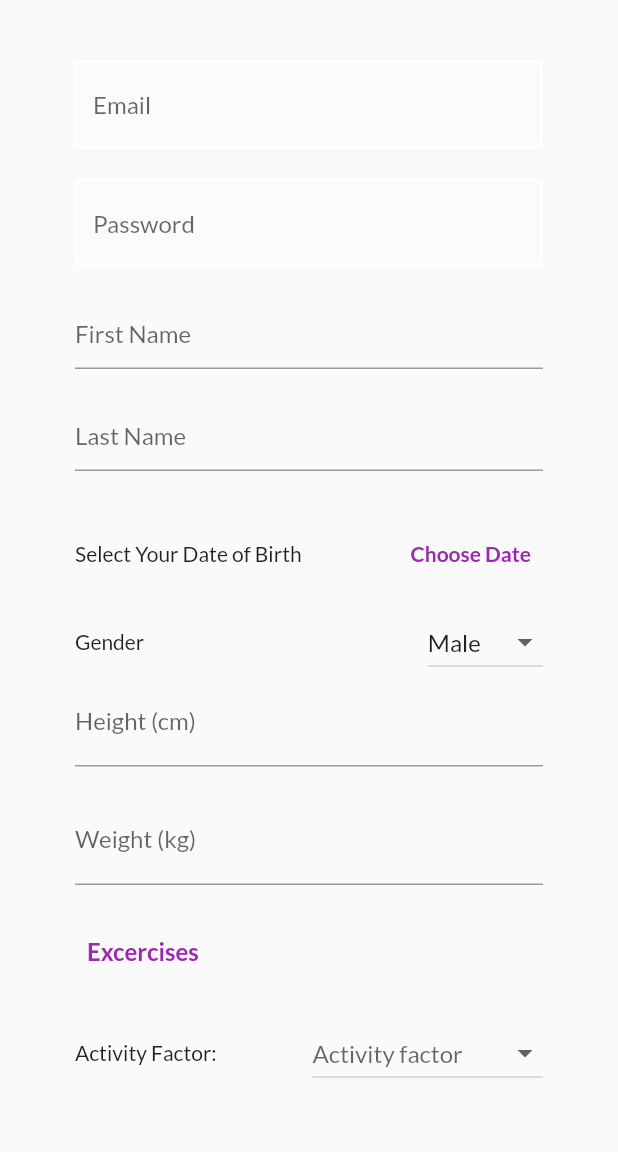
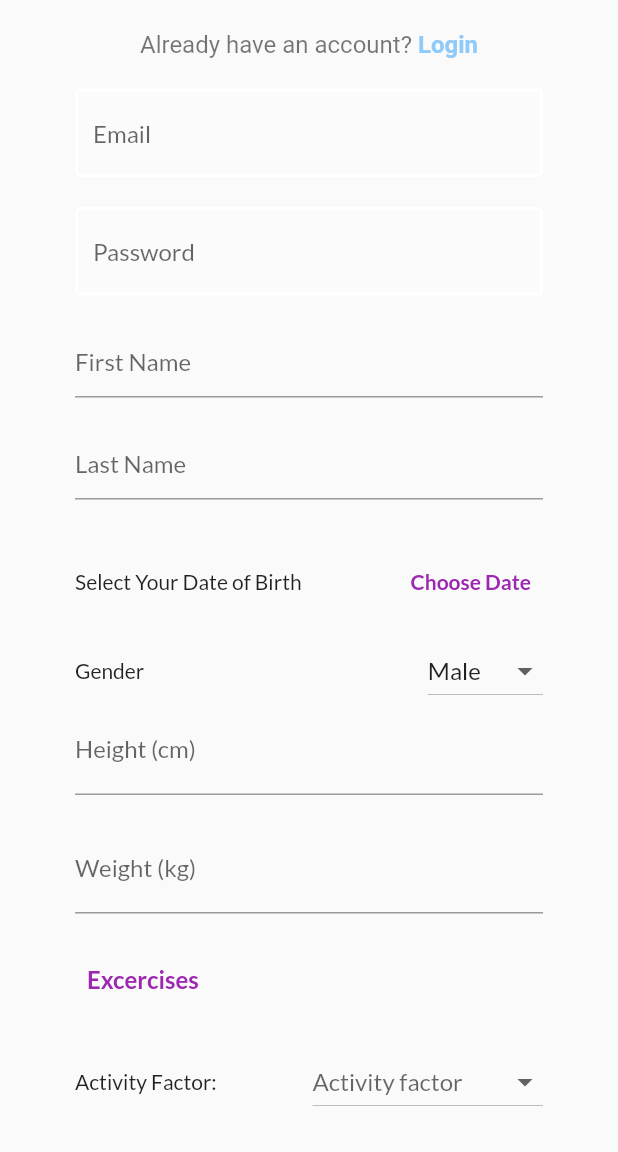
Before and after one commit to 0sf/wloss, a Flutter app: the screen it shows after launch, after a tap on "Sign In", after a tap on "Register", on a phone screen of 412 x 824 dp, the part 84-1236 px from its top. Run offline on Flutter 3.47's test engine with Material 2 defaults, Android fonts, the phone set to English and light mode, and no system bars; our stand-ins replace cached_network_image, cloud_firestore, firebase_auth, flutter_local_notifications, flutter_native_timezone, percent_indicator and 2 more; missing offline and left inert: flutter_picker; accounts and stored records are empty.

Commit message:
working-agian-fix-register-signup-switching

```diff
--- a/lib/main.dart
+++ b/lib/main.dart
@@ -23,7 +23,7 @@ class MyApp extends StatelessWidget {
         theme: ThemeData(
             primarySwatch: Colors.purple,
             fontFamily: 'Lato',
-            textTheme: const TextTheme(
+            textTheme: TextTheme(
                 headline1: TextStyle(
               fontSize: 26,
               fontWeight: FontWeight.bold,
--- a/lib/screens/auth/register.dart
+++ b/lib/screens/auth/register.dart
@@ -1,3 +1,4 @@
+import 'package:flutter/gestures.dart';
 import 'package:flutter/material.dart';
 import 'package:intl/intl.dart';
 
@@ -136,6 +137,21 @@ class _RegisterState extends State<Register> {
                   child: SingleChildScrollView(
                     child: Column(
                       children: <Widget>[
+                        RichText(
+                          text: TextSpan(
+                              style: TextStyle(
+                                  color: Colors.black54, fontSize: 16),
+                              children: <TextSpan>[
+                                TextSpan(text: 'Already have an account? '),
+                                TextSpan(
+                                    text: 'Login',
+                                    recognizer: new TapGestureRecognizer()
+                                      ..onTap = () => widget.toggleView(),
+                                    style: TextStyle(
+                                        color: Colors.blue[200],
+                                        fontWeight: FontWeight.bold)),
+                              ]),
+                        ),
                         SizedBox(
                           height: 20.0,
                         ),
--- a/lib/screens/auth/sign_in.dart
+++ b/lib/screens/auth/sign_in.dart
@@ -1,3 +1,4 @@
+import 'package:flutter/gestures.dart';
 import 'package:flutter/material.dart';
 
 import '../../widgets/error/loading.dart';
@@ -132,6 +133,8 @@ class _SignInState extends State<SignIn> {
                                 TextSpan(text: 'Don\'t have an account yet? '),
                                 TextSpan(
                                     text: 'Register',
+                                    recognizer: new TapGestureRecognizer()
+                                      ..onTap = () => widget.toggleView(),
                                     style: TextStyle(
                                         color: Colors.blue[200],
                                         fontWeight: FontWeight.bold)),
--- a/pubspec.yaml
+++ b/pubspec.yaml
@@ -35,7 +35,7 @@ dependencies:
   cached_network_image: ^2.2.0+1
   flutter_local_notifications: ^3.0.2
   timezone: ^0.5.9
-  flutter_picker: ^1.1.5
+  flutter_picker: ^2.0.2
   flutter_native_timezone: ^2.0.0
 
 dev_dependencies:
```
Also changed, not shown: pubspec.lock.
